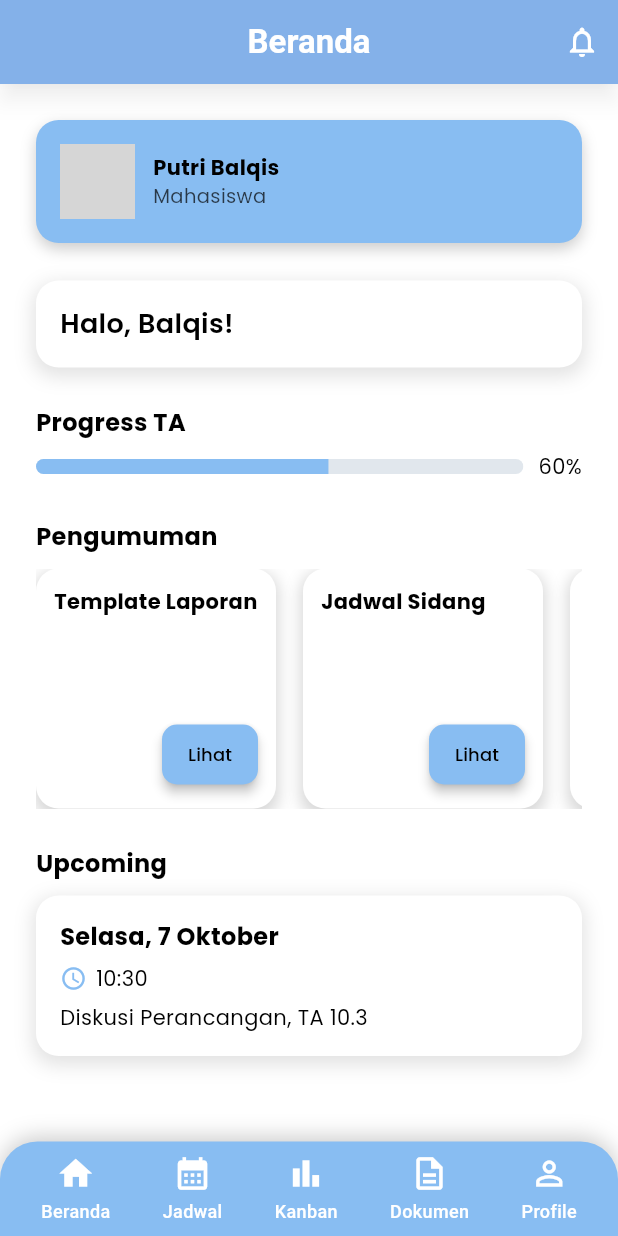
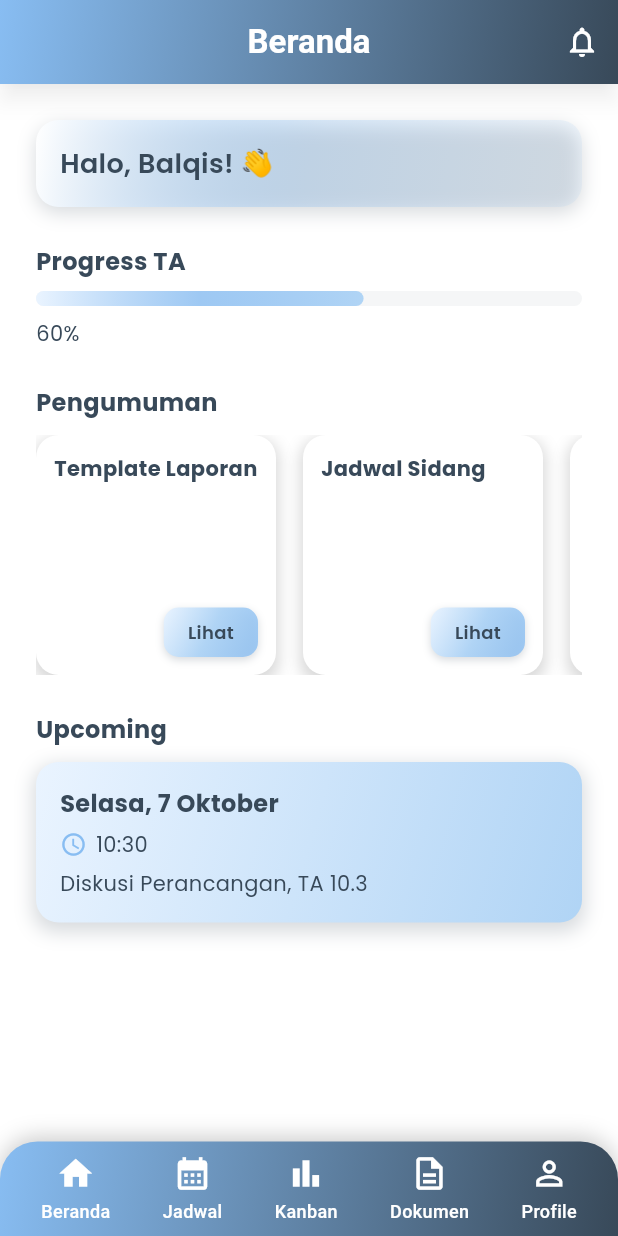
Before and after one commit to Mifrhmh-git/PBL-301-InTA-Mobile-Front-End, a Flutter app: the HomePage screen opened by its route, on a phone screen of 412 x 824 dp. Run offline on Flutter 3.47's test engine with Material 3 defaults, Android fonts, the phone set to English and light mode, and no system bars; our stand-ins replace get, google_fonts, table_calendar; grey boxes are pictures that could not be loaded.

Commit message:
perubahan warna pada home

```diff
--- a/lib/pages/home_page.dart
+++ b/lib/pages/home_page.dart
@@ -8,8 +8,20 @@ class HomePage extends StatelessWidget {
     return Scaffold(
       backgroundColor: whiteColor,
       appBar: AppBar(
-        backgroundColor: primaryColor,
-        elevation: 6, // 🔹 bayangan appbar
+        automaticallyImplyLeading: false,
+        elevation: 6,
+        flexibleSpace: Container(
+          decoration: BoxDecoration(
+            gradient: LinearGradient(
+              colors: [
+                primaryColor,
+                dangerColor,
+              ],
+              begin: Alignment.topLeft,
+              end: Alignment.bottomRight,
+            ),
+          ),
+        ),
         shadowColor: Colors.black.withOpacity(0.3),
         title: const Text(
           'Beranda',
@@ -19,7 +31,6 @@ class HomePage extends StatelessWidget {
           ),
         ),
         centerTitle: true,
-        automaticallyImplyLeading: false,
         actions: [
           IconButton(
             icon: const Icon(Icons.notifications_none, color: Colors.white),
@@ -35,72 +46,33 @@ class HomePage extends StatelessWidget {
           child: Column(
             crossAxisAlignment: CrossAxisAlignment.start,
             children: [
-              // === Header Mahasiswa ===
-              Container(
-                width: double.infinity,
-                padding: const EdgeInsets.all(16),
-                decoration: BoxDecoration(
-                  color: primaryColor,
-                  borderRadius: BorderRadius.circular(15),
-                  boxShadow: [
-                    BoxShadow(
-                      color: Colors.black.withOpacity(0.2),
-                      blurRadius: 8,
-                      offset: const Offset(0, 4),
-                    ),
-                  ],
-                ),
-                child: Row(
-                  children: [
-                    const CircleAvatar(
-                      radius: 25,
-                      backgroundImage: AssetImage('assets/images/avatar.png'),
-                    ),
-                    const SizedBox(width: 12),
-                    Column(
-                      crossAxisAlignment: CrossAxisAlignment.start,
-                      children: [
-                        Text(
-                          "Putri Balqis",
-                          style: whiteTextStyle.copyWith(
-                            color: blackColor,
-                            fontWeight: FontWeight.bold,
-                          ),
-                        ),
-                        Text(
-                          "Mahasiswa",
-                          style: whiteTextStyle.copyWith(
-                            color: blackColor.withOpacity(0.7),
-                            fontSize: 13,
-                          ),
-                        ),
-                      ],
-                    ),
-                  ],
-                ),
-              ),
-              const SizedBox(height: 25),
-
               // === Sapaan ===
               Container(
                 width: double.infinity,
                 padding: const EdgeInsets.all(16),
                 decoration: BoxDecoration(
-                  color: whiteColor,
+                  gradient: LinearGradient(
+                    colors: [
+                      Colors.white,
+                      primaryColor.withOpacity(0.3),
+                      primaryColor.withOpacity(0.1),
+                    ],
+                    begin: Alignment.topLeft,
+                    end: Alignment.bottomRight,
+                  ),
                   borderRadius: BorderRadius.circular(15),
                   boxShadow: [
                     BoxShadow(
-                      color: Colors.grey.withOpacity(0.3),
+                      color: dangerColor.withOpacity(0.2),
                       blurRadius: 10,
-                      spreadRadius: 2,
                       offset: const Offset(0, 4),
                     ),
                   ],
                 ),
                 child: Text(
-                  "Halo, Balqis!",
+                  "Halo, Balqis! 👋",
                   style: whiteTextStyle.copyWith(
-                    color: blackColor,
+                    color: dangerColor,
                     fontSize: 18,
                     fontWeight: FontWeight.w600,
                   ),
@@ -112,50 +84,71 @@ class HomePage extends StatelessWidget {
               Text(
                 "Progress TA",
                 style: whiteTextStyle.copyWith(
-                  color: blackColor,
+                  color: dangerColor,
                   fontSize: 16,
                   fontWeight: FontWeight.w700,
                 ),
               ),
               const SizedBox(height: 8),
-              Row(
+
+              // Progress dengan gradasi lembut
+              Stack(
+                alignment: Alignment.centerLeft,
                 children: [
-                  Expanded(
-                    flex: 6,
-                    child: ClipRRect(
+                  Container(
+                    height: 10,
+                    decoration: BoxDecoration(
+                      color: dangerColor.withOpacity(0.05),
                       borderRadius: BorderRadius.circular(8),
-                      child: LinearProgressIndicator(
-                        value: 0.6,
-                        backgroundColor: secondaryColor.withOpacity(0.2),
-                        color: primaryColor,
-                        minHeight: 10,
                     ),
                   ),
+                  LayoutBuilder(
+                    builder: (context, constraints) {
+                      double progressWidth = constraints.maxWidth * 0.6;
+                      return Container(
+                        width: progressWidth,
+                        height: 10,
+                        decoration: BoxDecoration(
+                          gradient: LinearGradient(
+                            colors: [
+                              const Color(0xFFEAF4FF), // putih kebiruan
+                              primaryColor.withOpacity(0.8),
+                              const Color(0xFFB0D4F5), // biru muda lembut
+                            ],
+                            begin: Alignment.centerLeft,
+                            end: Alignment.centerRight,
                           ),
-                  const SizedBox(width: 10),
+                          borderRadius: BorderRadius.circular(8),
+                        ),
+                      );
+                    },
+                  ),
+                ],
+              ),
+
+              const SizedBox(height: 8),
               Text(
                 "60%",
                 style: whiteTextStyle.copyWith(
-                      color: blackColor,
+                  color: dangerColor,
                   fontSize: 14,
                 ),
               ),
-                ],
-              ),
+
               const SizedBox(height: 25),
 
-              // === Pengumuman (Horizontal Scroll) ===
+              // === Pengumuman ===
               Text(
                 "Pengumuman",
                 style: whiteTextStyle.copyWith(
-                  color: blackColor,
+                  color: dangerColor,
                   fontSize: 16,
                   fontWeight: FontWeight.bold,
                 ),
               ),
               const SizedBox(height: 10),
 
-              // 🔹 Horizontal Scroll Cards
+              // 🔹 Horizontal Cards
               SizedBox(
                 height: 160,
                 child: ListView(
@@ -164,12 +157,11 @@ class HomePage extends StatelessWidget {
                     _InfoCard(
                       title: "Template Laporan",
                       onPressed: () {
-                        // Arahkan ke halaman template nanti
                         Get.snackbar(
                           "Template Laporan",
                           "Fitur ini sedang dikembangkan!",
                           backgroundColor: Colors.white,
-                          colorText: blackColor,
+                          colorText: dangerColor,
                         );
                       },
                     ),
@@ -193,7 +185,7 @@ class HomePage extends StatelessWidget {
               Text(
                 "Upcoming",
                 style: whiteTextStyle.copyWith(
-                  color: blackColor,
+                  color: dangerColor,
                   fontSize: 16,
                   fontWeight: FontWeight.w700,
                 ),
@@ -204,11 +196,18 @@ class HomePage extends StatelessWidget {
                 width: double.infinity,
                 padding: const EdgeInsets.all(16),
                 decoration: BoxDecoration(
-                  color: whiteColor,
+                  gradient: LinearGradient(
+                    colors: [
+                      const Color(0xFFEAF4FF), // putih kebiruan
+                      const Color(0xFFB0D4F5), // biru muda lembut
+                    ],
+                    begin: Alignment.topLeft,
+                    end: Alignment.bottomRight,
+                  ),
                   borderRadius: BorderRadius.circular(15),
                   boxShadow: [
                     BoxShadow(
-                      color: Colors.grey.withOpacity(0.3),
+                      color: dangerColor.withOpacity(0.2),
                       blurRadius: 10,
                       spreadRadius: 2,
                       offset: const Offset(0, 4),
@@ -221,7 +220,7 @@ class HomePage extends StatelessWidget {
                     Text(
                       "Selasa, 7 Oktober",
                       style: whiteTextStyle.copyWith(
-                        color: blackColor,
+                        color: dangerColor,
                         fontSize: 16,
                         fontWeight: FontWeight.bold,
                       ),
@@ -233,7 +232,7 @@ class HomePage extends StatelessWidget {
                         const SizedBox(width: 6),
                         Text(
                           "10:30",
-                          style: whiteTextStyle.copyWith(color: blackColor),
+                          style: whiteTextStyle.copyWith(color: dangerColor),
                         ),
                       ],
                     ),
@@ -241,7 +240,7 @@ class HomePage extends StatelessWidget {
                     Text(
                       "Diskusi Perancangan, TA 10.3",
                       style: whiteTextStyle.copyWith(
-                        color: blackColor,
+                        color: dangerColor,
                         fontSize: 14,
                       ),
                     ),
@@ -257,7 +256,14 @@ class HomePage extends StatelessWidget {
       bottomNavigationBar: Container(
         padding: const EdgeInsets.symmetric(horizontal: 10, vertical: 8),
         decoration: BoxDecoration(
-          color: primaryColor,
+          gradient: LinearGradient(
+            colors: [
+              primaryColor,
+              dangerColor,
+            ],
+            begin: Alignment.topLeft,
+            end: Alignment.bottomRight,
+          ),
           borderRadius: const BorderRadius.only(
             topLeft: Radius.circular(25),
             topRight: Radius.circular(25),
@@ -315,11 +321,11 @@ class _InfoCard extends StatelessWidget {
   @override
   Widget build(BuildContext context) {
     return Container(
-      width: 160, // 🔹 Lebar pas untuk horizontal scroll
+      width: 160,
       margin: const EdgeInsets.only(right: 6),
       padding: const EdgeInsets.all(12),
       decoration: BoxDecoration(
-        color: whiteColor,
+        color: Colors.white,
         borderRadius: BorderRadius.circular(15),
         boxShadow: [
           BoxShadow(
@@ -336,7 +342,7 @@ class _InfoCard extends StatelessWidget {
           Text(
             title,
             style: whiteTextStyle.copyWith(
-              color: blackColor,
+              color: dangerColor,
               fontWeight: FontWeight.bold,
               fontSize: 14,
             ),
@@ -344,21 +350,36 @@ class _InfoCard extends StatelessWidget {
           const Spacer(),
           Align(
             alignment: Alignment.bottomRight,
-            child: ElevatedButton(
-              onPressed: onPressed,
-              style: ElevatedButton.styleFrom(
-                backgroundColor: primaryColor,
+            child: GestureDetector(
+              onTap: onPressed,
+              child: Container(
                 padding: const EdgeInsets.symmetric(horizontal: 16, vertical: 8),
-                shape: RoundedRectangleBorder(
+                decoration: BoxDecoration(
+                  gradient: LinearGradient(
+                    colors: [
+                      const Color(0xFFEAF4FF), // putih kebiruan
+                      const Color(0xFFB0D4F5), // biru muda
+                      primaryColor.withOpacity(0.8),
+                    ],
+                    begin: Alignment.topLeft,
+                    end: Alignment.bottomRight,
+                  ),
                   borderRadius: BorderRadius.circular(10),
+                  boxShadow: [
+                    BoxShadow(
+                      color: dangerColor.withOpacity(0.2),
+                      blurRadius: 4,
+                      offset: const Offset(0, 2),
                     ),
-                elevation: 3,
+                  ],
                 ),
                 child: Text(
                   "Lihat",
                   style: whiteTextStyle.copyWith(
-                  color: blackColor,
                     fontSize: 12,
+                    fontWeight: FontWeight.w600,
+                    color: dangerColor,
+                  ),
                 ),
               ),
             ),
```
Lines whose indentation alone changed are shown as unchanged.
